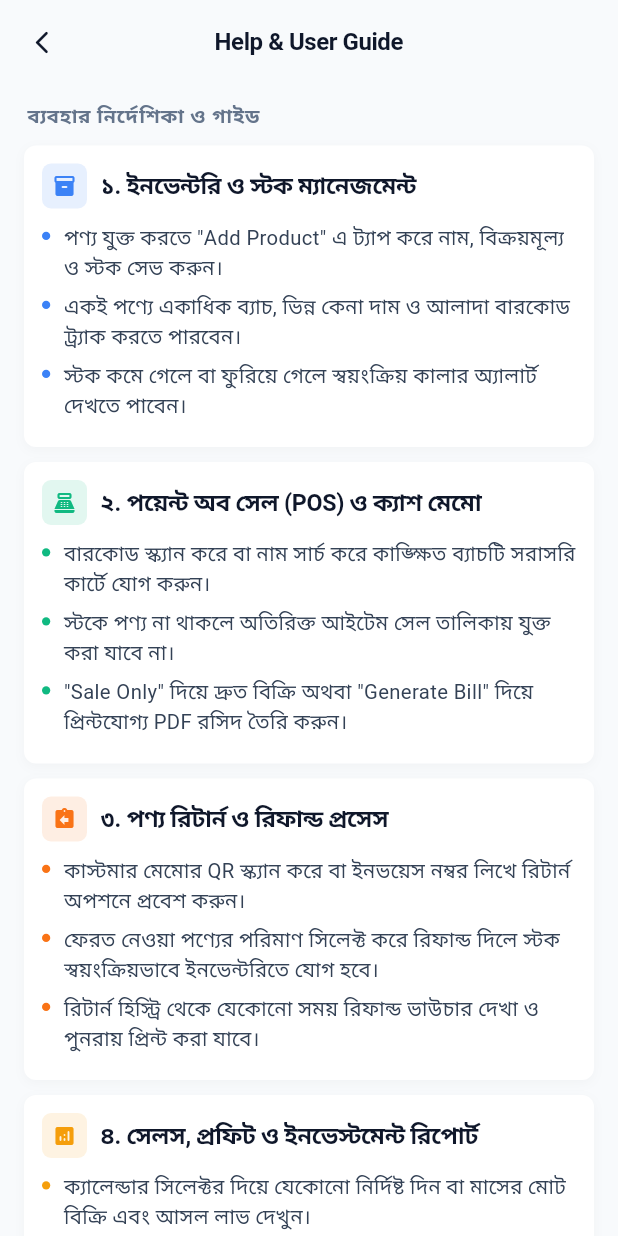
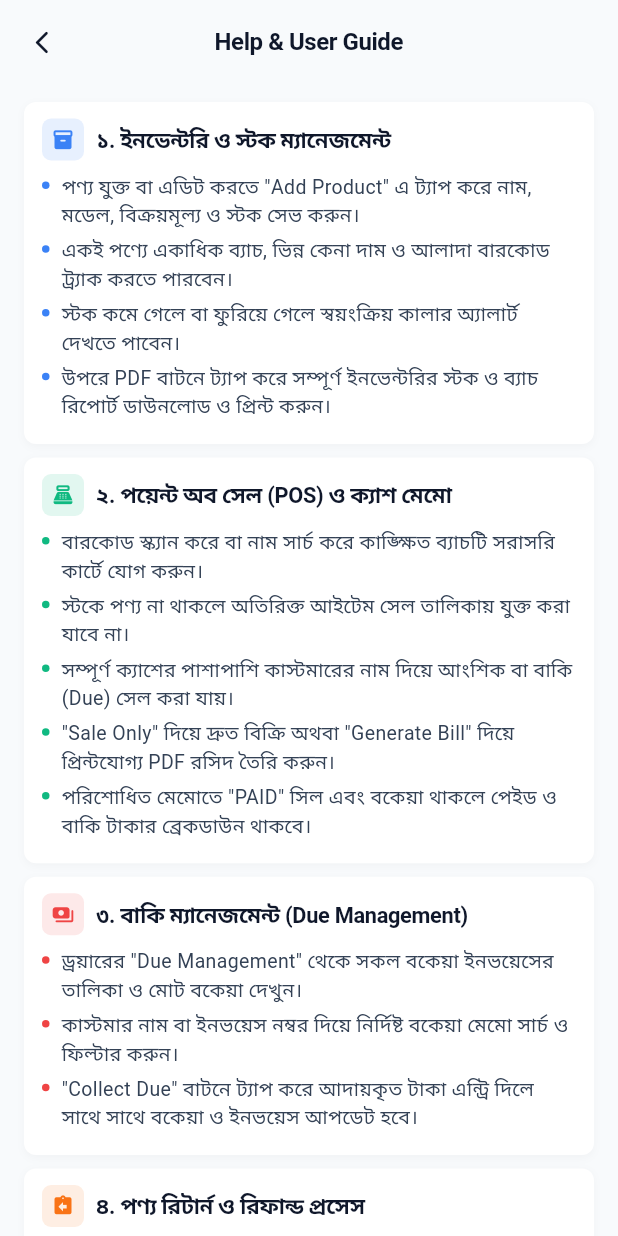
Before and after one commit to MaxJakaria/gear_track, a Flutter app: the HelpGuidePage screen opened directly, on a phone screen of 412 x 824 dp. Run offline on Flutter 3.47's test engine with Material 3 defaults, Android fonts, the light colour scheme and no system bars; our stand-ins replace cloud_firestore, equatable, firebase_auth, firebase_core, fl_chart, flutter_bloc and 5 more; missing offline and left inert: mobile_scanner; accounts and stored records are empty.

Commit message:
feat(returns, guide): improve return settlement UX and update Help & User Guide

```diff
--- a/lib/core/pages/help_guide_page.dart
+++ b/lib/core/pages/help_guide_page.dart
@@ -15,9 +15,10 @@ class HelpGuidePage extends StatelessWidget {
       color: Color(0xFF3B82F6),
       title: '১. ইনভেন্টরি ও স্টক ম্যানেজমেন্ট',
       points: [
-        'পণ্য যুক্ত করতে "Add Product" এ ট্যাপ করে নাম, বিক্রয়মূল্য ও স্টক সেভ করুন।',
+        'পণ্য যুক্ত বা এডিট করতে "Add Product" এ ট্যাপ করে নাম, মডেল, বিক্রয়মূল্য ও স্টক সেভ করুন।',
         'একই পণ্যে একাধিক ব্যাচ, ভিন্ন কেনা দাম ও আলাদা বারকোড ট্র্যাক করতে পারবেন।',
         'স্টক কমে গেলে বা ফুরিয়ে গেলে স্বয়ংক্রিয় কালার অ্যালার্ট দেখতে পাবেন।',
+        'উপরে PDF বাটনে ট্যাপ করে সম্পূর্ণ ইনভেন্টরির স্টক ও ব্যাচ রিপোর্ট ডাউনলোড ও প্রিন্ট করুন।',
       ],
     ),
     _GuideModuleData(
@@ -27,15 +28,28 @@ class HelpGuidePage extends StatelessWidget {
       points: [
         'বারকোড স্ক্যান করে বা নাম সার্চ করে কাঙ্ক্ষিত ব্যাচটি সরাসরি কার্টে যোগ করুন।',
         'স্টকে পণ্য না থাকলে অতিরিক্ত আইটেম সেল তালিকায় যুক্ত করা যাবে না।',
+        'সম্পূর্ণ ক্যাশের পাশাপাশি কাস্টমারের নাম দিয়ে আংশিক বা বাকি (Due) সেল করা যায়।',
         '"Sale Only" দিয়ে দ্রুত বিক্রি অথবা "Generate Bill" দিয়ে প্রিন্টযোগ্য PDF রসিদ তৈরি করুন।',
+        'পরিশোধিত মেমোতে "PAID" সিল এবং বকেয়া থাকলে পেইড ও বাকি টাকার ব্রেকডাউন থাকবে।',
+      ],
+    ),
+    _GuideModuleData(
+      icon: Icons.payments_rounded,
+      color: Color(0xFFEF4444),
+      title: '৩. বাকি ম্যানেজমেন্ট (Due Management)',
+      points: [
+        'ড্রয়ারের "Due Management" থেকে সকল বকেয়া ইনভয়েসের তালিকা ও মোট বকেয়া দেখুন।',
+        'কাস্টমার নাম বা ইনভয়েস নম্বর দিয়ে নির্দিষ্ট বকেয়া মেমো সার্চ ও ফিল্টার করুন।',
+        '"Collect Due" বাটনে ট্যাপ করে আদায়কৃত টাকা এন্ট্রি দিলে সাথে সাথে বকেয়া ও ইনভয়েস আপডেট হবে।',
       ],
     ),
     _GuideModuleData(
       icon: Icons.assignment_return_rounded,
       color: Color(0xFFF97316),
-      title: '৩. পণ্য রিটার্ন ও রিফান্ড প্রসেস',
+      title: '৪. পণ্য রিটার্ন ও রিফান্ড প্রসেস',
       points: [
         'কাস্টমার মেমোর QR স্ক্যান করে বা ইনভয়েস নম্বর লিখে রিটার্ন অপশনে প্রবেশ করুন।',
+        'বকেয়া থাকা ইনভয়েসের পণ্য রিটার্ন করলে রিফান্ডের টাকা আগে বাকি (Due) থেকে কর্তন হবে।',
         'ফেরত নেওয়া পণ্যের পরিমাণ সিলেক্ট করে রিফান্ড দিলে স্টক স্বয়ংক্রিয়ভাবে ইনভেন্টরিতে যোগ হবে।',
         'রিটার্ন হিস্ট্রি থেকে যেকোনো সময় রিফান্ড ভাউচার দেখা ও পুনরায় প্রিন্ট করা যাবে।',
       ],
@@ -43,21 +57,11 @@ class HelpGuidePage extends StatelessWidget {
     _GuideModuleData(
       icon: Icons.analytics_rounded,
       color: Color(0xFFF59E0B),
-      title: '৪. সেলস, প্রফিট ও ইনভেস্টমেন্ট রিপোর্ট',
+      title: '৫. সেলস, প্রফিট ও ইনভেস্টমেন্ট রিপোর্ট',
       points: [
         'ক্যালেন্ডার সিলেক্টর দিয়ে যেকোনো নির্দিষ্ট দিন বা মাসের মোট বিক্রি এবং আসল লাভ দেখুন।',
         'ইনভেন্টরিতে মোট পণ্যের বর্তমান ক্রয়মূল্য (Investment) ও বিক্রির সঠিক হিসাব পর্যবেক্ষণ করুন।',
         'এক ক্লিকেই ব্যবসার সার্বিক আর্থিক রিপোর্ট সরাসরি PDF আকারে ডাউনলোড ও প্রিন্ট করুন।',
-      ],
-    ),
-    _GuideModuleData(
-      icon: Icons.cloud_sync_rounded,
-      color: Color(0xFF06B6D4),
-      title: '৫. ডাটাবেজ মেইন্টেন্যান্স ও লেজার সুরক্ষা',
-      points: [
-        'প্রয়োজনে সেলস বা রিটার্ন হিস্ট্রি ক্লিয়ার করে ক্লাউড ডাটাবেজের গতি বাড়াতে পারবেন।',
-        'হিস্ট্রি ডিলিট করলেও আজীবন ব্যবসার মোট লাভ, আয় ও ইনভেস্টমেন্ট স্থায়ী লেজারে শতভাগ সুরক্ষিত থাকে।',
-        'গ্রাহকের ক্যাশ মেমো ভবিষ্যতে যাচাইয়ের সুবিধার্থে মূল ইনভয়েসগুলো মুছে ফেলা হয় না।',
       ],
     ),
     _GuideModuleData(
@@ -70,9 +74,19 @@ class HelpGuidePage extends StatelessWidget {
       ],
     ),
     _GuideModuleData(
+      icon: Icons.cloud_sync_rounded,
+      color: Color(0xFF06B6D4),
+      title: '৭. ডাটাবেজ মেইন্টেন্যান্স ও লেজার সুরক্ষা',
+      points: [
+        'প্রয়োজনে সেলস বা রিটার্ন হিস্ট্রি ক্লিয়ার করে ক্লাউড ডাটাবেজের গতি বাড়াতে পারবেন।',
+        'হিস্ট্রি ডিলিট করলেও আজীবন ব্যবসার মোট লাভ, আয় ও ইনভেস্টমেন্ট স্থায়ী লেজারে শতভাগ সুরক্ষিত থাকে।',
+        'গ্রাহকের ক্যাশ মেমো ভবিষ্যতে যাচাইয়ের সুবিধার্থে মূল ইনভয়েসগুলো মুছে ফেলা হয় না।',
+      ],
+    ),
+    _GuideModuleData(
       icon: Icons.vpn_key_rounded,
       color: Color(0xFFEC4899),
-      title: '৭. সিক্রেট কস্ট সাইফার (Confidential Code)',
+      title: '৮. সিক্রেট কস্ট সাইফার (Confidential Code)',
       points: [
         'প্রাইস ট্যাগে পণ্যের কেনা দাম ক্রেতাদের থেকে গোপন রাখতে ১০ অক্ষরের ইউনিক সাইফার কোড ব্যবহার হয়।',
         'ড্রয়ারের Store Settings থেকে আপনার নিজস্ব সিক্রেট ওয়ার্ড দিয়ে কস্ট কোড সেট ও টেস্ট করা যায়।',
@@ -83,8 +97,12 @@ class HelpGuidePage extends StatelessWidget {
   @override
   Widget build(BuildContext context) {
     final isDark = Theme.of(context).brightness == Brightness.dark;
-    final bgColor = isDark ? AppColors.backgroundDark : AppColors.backgroundLight;
-    final surfaceColor = isDark ? AppColors.surfaceDark : AppColors.surfaceLight;
+    final bgColor = isDark
+        ? AppColors.backgroundDark
+        : AppColors.backgroundLight;
+    final surfaceColor = isDark
+        ? AppColors.surfaceDark
+        : AppColors.surfaceLight;
 
     return Scaffold(
       backgroundColor: bgColor,
@@ -116,24 +134,10 @@ class HelpGuidePage extends StatelessWidget {
           padding: const EdgeInsets.symmetric(horizontal: 16, vertical: 12),
           physics: const BouncingScrollPhysics(),
           children: [
-            // Section Header
-            Padding(
-              padding: const EdgeInsets.only(left: 2, bottom: 10),
-              child: Text(
-                'ব্যবহার নির্দেশিকা ও গাইড',
-                style: TextStyle(
-                  fontSize: 13,
-                  fontWeight: FontWeight.w800,
-                  letterSpacing: 0.5,
-                  color: isDark ? const Color(0xFF94A3B8) : const Color(0xFF64748B),
-                ),
-              ),
-            ),
-
             // Modules
             ..._modules.map((module) {
               return Padding(
-                padding: const EdgeInsets.only(bottom: 10),
+                padding: const EdgeInsets.only(bottom: 9),
                 child: _GuideCard(
                   data: module,
                   surfaceColor: surfaceColor,
@@ -168,15 +172,16 @@ class _GuideCard extends StatelessWidget {
   @override
   Widget build(BuildContext context) {
     return Container(
-      padding: const EdgeInsets.all(12),
+      padding: const EdgeInsets.symmetric(horizontal: 12, vertical: 11),
       decoration: BoxDecoration(
         color: surfaceColor,
         borderRadius: BorderRadius.circular(8),
+
         boxShadow: [
           BoxShadow(
             color: Colors.black.withValues(alpha: isDark ? 0.2 : 0.03),
-            blurRadius: 6,
-            offset: const Offset(0, 2),
+            blurRadius: 4,
+            offset: const Offset(0, 1.5),
           ),
         ],
       ),
@@ -187,22 +192,22 @@ class _GuideCard extends StatelessWidget {
           Row(
             children: [
               Container(
-                width: 30,
-                height: 30,
+                width: 28,
+                height: 28,
                 decoration: BoxDecoration(
                   color: data.color.withValues(alpha: isDark ? 0.22 : 0.12),
                   borderRadius: BorderRadius.circular(6),
                 ),
                 child: Center(
-                  child: Icon(data.icon, size: 16, color: data.color),
+                  child: Icon(data.icon, size: 15, color: data.color),
                 ),
               ),
-              const SizedBox(width: 9),
+              const SizedBox(width: 8),
               Expanded(
                 child: Text(
                   data.title,
                   style: TextStyle(
-                    fontSize: 15.5,
+                    fontSize: 14.5,
                     fontWeight: FontWeight.w700,
                     letterSpacing: -0.2,
                     color: isDark ? Colors.white : const Color(0xFF0F172A),
@@ -211,33 +216,33 @@ class _GuideCard extends StatelessWidget {
               ),
             ],
           ),
-          const SizedBox(height: 9),
+          const SizedBox(height: 8),
 
-          // Clean, readable bullet points
+          // Clean, readable compact bullet points
           ...data.points.map((pt) {
             return Padding(
-              padding: const EdgeInsets.only(bottom: 6),
+              padding: const EdgeInsets.only(bottom: 4.5),
               child: Row(
                 crossAxisAlignment: CrossAxisAlignment.start,
                 children: [
                   Padding(
-                    padding: const EdgeInsets.only(top: 6.5),
+                    padding: const EdgeInsets.only(top: 6),
                     child: Container(
-                      width: 5.5,
-                      height: 5.5,
+                      width: 5,
+                      height: 5,
                       decoration: BoxDecoration(
                         color: data.color,
                         shape: BoxShape.circle,
                       ),
                     ),
                   ),
-                  const SizedBox(width: 9),
+                  const SizedBox(width: 8),
                   Expanded(
                     child: Text(
                       pt,
                       style: TextStyle(
-                        fontSize: 13.5,
-                        height: 1.45,
+                        fontSize: 13,
+                        height: 1.4,
                         color: isDark
                             ? const Color(0xFFCBD5E1)
                             : const Color(0xFF334155),
```
Also changed, not shown: lib/feature/returns/presentation/pages/process_return_page.dart (+92 -128 lines), lib/feature/returns/presentation/widgets/return_summary_card.dart (+73 -8 lines).
